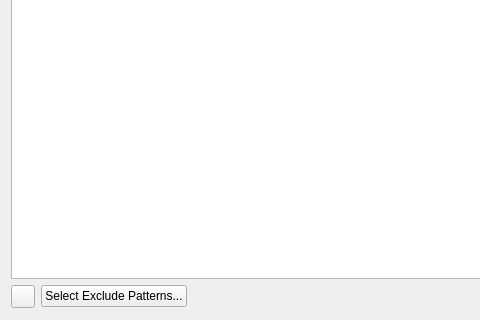
Above: src/vorta/assets/UI/sourcetab.ui from borgbase/vorta before the change; both pictures show x 0 to 480 and y 177 to 497 of the 791 by 497 pixel window. Below: the same form after it.
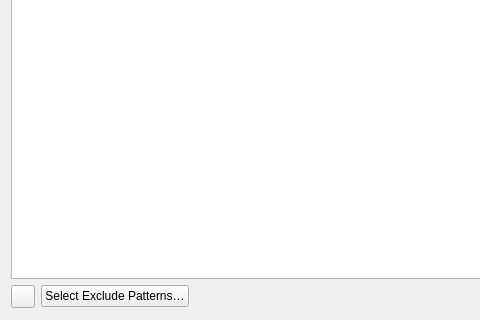
That is the form after the change.

Commit message: use translate method

```diff
--- a/src/vorta/assets/UI/sourcetab.ui
+++ b/src/vorta/assets/UI/sourcetab.ui
@@ -115,7 +115,7 @@
         <item>
          <widget class="QPushButton" name="bExclude">
           <property name="text">
-           <string>Select Exclude Patterns...</string>
+           <string>Select Exclude Patterns…</string>
           </property>
          </widget>
         </item>
```
The commit also changes 2 other files.
